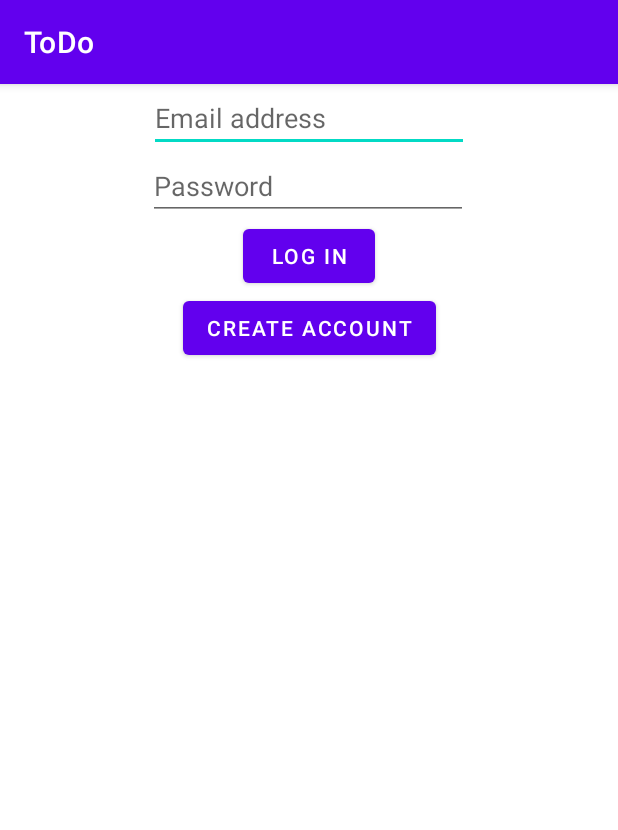
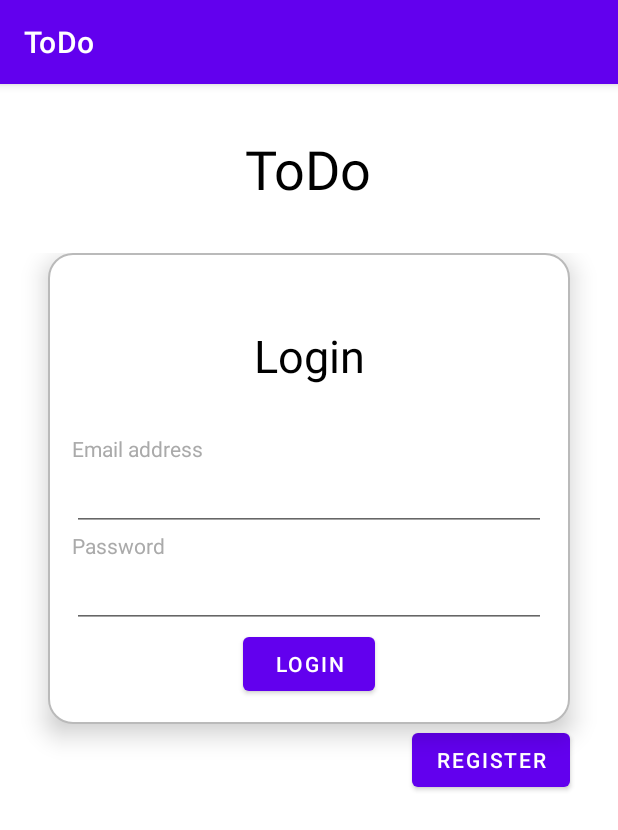
Before and after one commit to PolartJacques/PERSO-ToDo, an Android app: the screen it shows after launch (MainActivity), on a phone screen of 412 x 824 dp. Shown: the top 830 px of the screen. Run offline under Robolectric (Android 15) with nearby library versions, the phone set to English and light mode, and no system bars.

Commit message:
Integration of the two login and register forms

```diff
--- a/app/build.gradle
+++ b/app/build.gradle
@@ -33,7 +33,9 @@ dependencies {
     implementation 'androidx.appcompat:appcompat:1.2.0'
     implementation 'com.google.android.material:material:1.2.1'
     implementation 'androidx.constraintlayout:constraintlayout:2.0.4'
+    implementation 'androidx.legacy:legacy-support-v4:1.0.0'
     testImplementation 'junit:junit:4.+'
     androidTestImplementation 'androidx.test.ext:junit:1.1.2'
     androidTestImplementation 'androidx.test.espresso:espresso-core:3.3.0'
+    implementation 'androidx.fragment:fragment-ktx:1.3.0-alpha08'
 }
--- a/app/src/main/AndroidManifest.xml
+++ b/app/src/main/AndroidManifest.xml
@@ -9,7 +9,6 @@
         android:roundIcon="@mipmap/ic_launcher_round"
         android:supportsRtl="true"
         android:theme="@style/Theme.ToDo">
-        <activity android:name=".CreateAccountActivity"></activity>
         <activity android:name=".MainActivity">
             <intent-filter>
                 <action android:name="android.intent.action.MAIN" />
--- /dev/null
+++ b/app/src/main/java/com/example/todo/LoginFragment.java
@@ -0,0 +1,49 @@
+package com.example.todo;
+
+import android.os.Bundle;
+
+import androidx.annotation.Nullable;
+import androidx.fragment.app.Fragment;
+
+import android.view.LayoutInflater;
+import android.view.View;
+import android.view.ViewGroup;
+import android.widget.Button;
+
+public class LoginFragment extends Fragment {
+
+    // DECLARE VARIABLES
+    Button buttonToRegister;
+
+    public LoginFragment() {
+        // Required empty public constructor
+    }
+
+    @Override
+    public void onCreate(Bundle savedInstanceState) {
+        super.onCreate(savedInstanceState);
+    }
+
+    @Override
+    public View onCreateView(LayoutInflater inflater, ViewGroup container, Bundle savedInstanceState) {
+        // Inflate the layout for this fragment
+        return inflater.inflate(R.layout.fragment_login, container, false);
+    }
+
+    @Override
+    public void onViewCreated(View view, @Nullable Bundle savedInstanceState) {
+        // INITIALIZE VARIABLES
+        buttonToRegister = view.findViewById(R.id.buttonToRegister);
+
+        // ONCLICK
+        buttonToRegister.setOnClickListener(new View.OnClickListener() {
+            @Override
+            public void onClick(View v) {
+                // send data to the parent activity, here we send "register" to say that we want to go to the register form
+                Bundle result = new Bundle();
+                result.putString("bundleKey", "register");
+                getParentFragmentManager().setFragmentResult("requestKey", result);
+            }
+        });
+    }
+}
--- a/app/src/main/java/com/example/todo/MainActivity.java
+++ b/app/src/main/java/com/example/todo/MainActivity.java
@@ -1,20 +1,21 @@
 package com.example.todo;
 
+import androidx.annotation.NonNull;
 import androidx.appcompat.app.AppCompatActivity;
+import androidx.fragment.app.Fragment;
+import androidx.fragment.app.FragmentActivity;
+import androidx.fragment.app.FragmentResultListener;
+import androidx.viewpager2.adapter.FragmentStateAdapter;
+import androidx.viewpager2.widget.ViewPager2;
 
-import android.content.Intent;
 import android.os.Bundle;
-import android.view.View;
-import android.widget.Button;
-import android.widget.EditText;
 
 public class MainActivity extends AppCompatActivity {
 
     // DECLARE VARIABLES
-    EditText editTextEmailAddress;
-    EditText editTextPassword;
-    Button buttonLogIn;
-    Button buttonCreateAccount;
+    private ViewPager2 viewPager;
+    private Fragment[] fragments;
+    private FragmentStateAdapter adapter;
 
     @Override
     protected void onCreate(Bundle savedInstanceState) {
@@ -22,18 +23,52 @@ public class MainActivity extends AppCompatActivity {
         setContentView(R.layout.activity_main);
 
         // INITIALIZE VARIABLES
-        editTextEmailAddress = findViewById(R.id.editTextTextEmailAddress);
-        editTextPassword = findViewById(R.id.editTextTextPassword);
-        buttonLogIn = findViewById(R.id.buttonLogIn);
-        buttonCreateAccount = findViewById(R.id.buttonCreateAccount);
+        viewPager = findViewById(R.id.viewPager);
+        fragments = new Fragment[] {new LoginFragment(), new RegisterFragment()};
+        adapter = new ViewPagerAdapter(this, fragments);
 
-        // ONCLICK
-        buttonCreateAccount.setOnClickListener(new View.OnClickListener() {
+        // INIT
+        viewPager.setAdapter(adapter);
+
+        // get information from the fragments of the viewPager
+        getSupportFragmentManager().setFragmentResultListener("requestKey", this, new FragmentResultListener() {
             @Override
-            public void onClick(View v) {
-                Intent intent = new Intent(getApplicationContext(), CreateAccountActivity.class);
-                startActivity(intent);
+            public void onFragmentResult(@NonNull String requestKey, @NonNull Bundle bundle) {
+                // We use a String here, but any type that can be put in a Bundle is supported
+                String result = bundle.getString("bundleKey");
+                if(result.equals("register")) {
+                    // go to register form
+                    viewPager.setCurrentItem(1);
+                }
+                if(result.equals("login")) {
+                    // go to login form
+                    viewPager.setCurrentItem(0);
+                }
             }
         });
     }
+
+
+
+    // ADAPTER CLASS FOR THE VIEW PAGER
+    private class ViewPagerAdapter extends FragmentStateAdapter {
+
+        private Fragment[] fragments;
+
+        public ViewPagerAdapter(@NonNull FragmentActivity fragmentActivity, Fragment[] fragments) {
+            super(fragmentActivity);
+            this.fragments = fragments;
+        }
+
+        @NonNull
+        @Override
+        public Fragment createFragment(int position) {
+            return fragments[position];
+        }
+
+        @Override
+        public int getItemCount() {
+            return fragments.length;
+        }
+    }
 }
--- /dev/null
+++ b/app/src/main/res/drawable/card.xml
@@ -0,0 +1,6 @@
+<?xml version="1.0" encoding="utf-8"?>
+<shape xmlns:android="http://schemas.android.com/apk/res/android" android:shape="rectangle">
+    <solid android:color="#FFFFFF"/>
+    <corners android:radius="16dp" />
+    <stroke android:width="1dp" android:color="#BABABA" />
+</shape>
--- a/app/src/main/res/layout/activity_main.xml
+++ b/app/src/main/res/layout/activity_main.xml
@@ -1,51 +1,30 @@
 <?xml version="1.0" encoding="utf-8"?>
-<androidx.constraintlayout.widget.ConstraintLayout
+<RelativeLayout
     xmlns:android="http://schemas.android.com/apk/res/android"
     xmlns:app="http://schemas.android.com/apk/res-auto"
     xmlns:tools="http://schemas.android.com/tools"
     android:layout_width="match_parent"
     android:layout_height="match_parent"
+    android:background="@android:color/white"
     tools:context=".MainActivity">
 
-    <EditText
-        android:id="@+id/editTextTextEmailAddress"
+    <TextView
+        android:id="@+id/textViewAppName"
         android:layout_width="wrap_content"
         android:layout_height="wrap_content"
-        android:ems="10"
-        android:hint="Email address"
-        android:inputType="textEmailAddress"
-        app:layout_constraintEnd_toEndOf="parent"
-        app:layout_constraintStart_toStartOf="parent"
-        app:layout_constraintTop_toTopOf="parent" />
+        android:layout_marginTop="32dp"
+        android:layout_marginBottom="32dp"
+        android:layout_centerHorizontal="true"
+        android:text="@string/app_name"
+        android:textColor="#000000"
+        android:textSize="36sp" />
 
-    <EditText
-        android:id="@+id/editTextTextPassword"
-        android:layout_width="wrap_content"
-        android:layout_height="wrap_content"
-        android:ems="10"
-        android:hint="Password"
-        android:inputType="textPassword"
-        app:layout_constraintEnd_toEndOf="parent"
-        app:layout_constraintHorizontal_bias="0.497"
-        app:layout_constraintStart_toStartOf="parent"
-        app:layout_constraintTop_toBottomOf="@+id/editTextTextEmailAddress" />
+    <androidx.viewpager2.widget.ViewPager2
+        android:id="@+id/viewPager"
+        android:layout_width="match_parent"
+        android:layout_height="match_parent"
+        android:layout_below="@+id/textViewAppName">
 
-    <Button
-        android:id="@+id/buttonLogIn"
-        android:layout_width="wrap_content"
-        android:layout_height="wrap_content"
-        android:text="Log In"
-        app:layout_constraintEnd_toEndOf="parent"
-        app:layout_constraintStart_toStartOf="parent"
-        app:layout_constraintTop_toBottomOf="@+id/editTextTextPassword" />
+    </androidx.viewpager2.widget.ViewPager2>
 
-    <Button
-        android:id="@+id/buttonCreateAccount"
-        android:layout_width="wrap_content"
-        android:layout_height="wrap_content"
-        android:text="Create Account"
-        app:layout_constraintEnd_toEndOf="parent"
-        app:layout_constraintStart_toStartOf="parent"
-        app:layout_constraintTop_toBottomOf="@+id/buttonLogIn" />
-
-</androidx.constraintlayout.widget.ConstraintLayout>
+</RelativeLayout>
--- /dev/null
+++ b/app/src/main/res/layout/fragment_login.xml
@@ -0,0 +1,76 @@
+<?xml version="1.0" encoding="utf-8"?>
+<androidx.constraintlayout.widget.ConstraintLayout
+    xmlns:android="http://schemas.android.com/apk/res/android"
+    xmlns:app="http://schemas.android.com/apk/res-auto"
+    xmlns:tools="http://schemas.android.com/tools"
+    android:layout_width="match_parent"
+    android:layout_height="match_parent">
+
+    <LinearLayout
+        android:id="@+id/linearLayout"
+        android:layout_width="match_parent"
+        android:layout_height="wrap_content"
+        android:layout_marginHorizontal="32dp"
+        android:background="@drawable/card"
+        android:elevation="10dp"
+        android:orientation="vertical"
+        android:padding="16dp"
+        app:layout_constraintTop_toTopOf="parent"
+        tools:layout_editor_absoluteX="64dp">
+
+        <TextView
+            android:id="@+id/textViewLogin"
+            android:layout_width="match_parent"
+            android:layout_height="wrap_content"
+            android:layout_marginVertical="32dp"
+            android:text="Login"
+            android:textAlignment="center"
+            android:textColor="#000000"
+            android:textSize="30sp" />
+
+        <TextView
+            android:id="@+id/textViewEmailAddress"
+            android:layout_width="match_parent"
+            android:layout_height="wrap_content"
+            android:text="Email address"
+            android:textColor="@android:color/darker_gray" />
+
+        <EditText
+            android:id="@+id/editTextTextEmailAddress4"
+            android:layout_width="match_parent"
+            android:layout_height="wrap_content"
+            android:ems="10"
+            android:inputType="textEmailAddress"
+            android:textColor="@android:color/darker_gray" />
+
+        <TextView
+            android:id="@+id/textViewPassword"
+            android:layout_width="match_parent"
+            android:layout_height="wrap_content"
+            android:text="Password"
+            android:textColor="@android:color/darker_gray" />
+
+        <EditText
+            android:id="@+id/editTextPassword"
+            android:layout_width="match_parent"
+            android:layout_height="wrap_content"
+            android:ems="10"
+            android:inputType="textPassword"
+            android:textColor="@android:color/darker_gray" />
+
+        <Button
+            android:id="@+id/buttonLogin"
+            android:layout_width="wrap_content"
+            android:layout_height="wrap_content"
+            android:layout_gravity="center_horizontal"
+            android:text="Login" />
+    </LinearLayout>
+
+    <Button
+        android:id="@+id/buttonToRegister"
+        android:layout_width="wrap_content"
+        android:layout_height="wrap_content"
+        android:text="Register"
+        app:layout_constraintEnd_toEndOf="@+id/linearLayout"
+        app:layout_constraintTop_toBottomOf="@+id/linearLayout" />
+</androidx.constraintlayout.widget.ConstraintLayout>
--- a/app/src/main/res/values/strings.xml
+++ b/app/src/main/res/values/strings.xml
@@ -1,3 +1,5 @@
 <resources>
     <string name="app_name">ToDo</string>
+    <!-- TODO: Remove or change this placeholder text -->
+    <string name="hello_blank_fragment">Hello blank fragment</string>
 </resources>
```
Also changed, not shown: app/src/main/java/com/example/todo/CreateAccountActivity.java (deleted, +0 -14 lines), app/src/main/java/com/example/todo/RegisterFragment.java (added, +48 -0 lines), app/src/main/res/layout/activity_create_account.xml (deleted, +0 -18 lines), app/src/main/res/layout/fragment_register.xml (added, +91 -0 lines).
